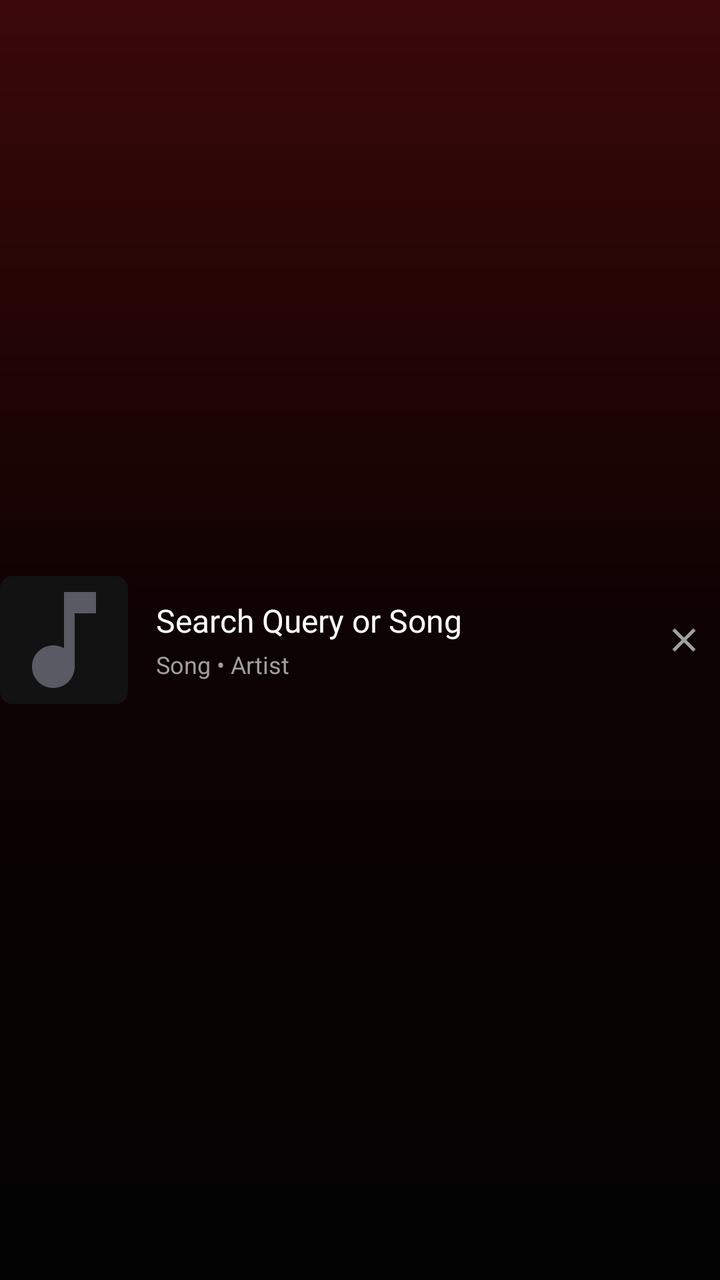
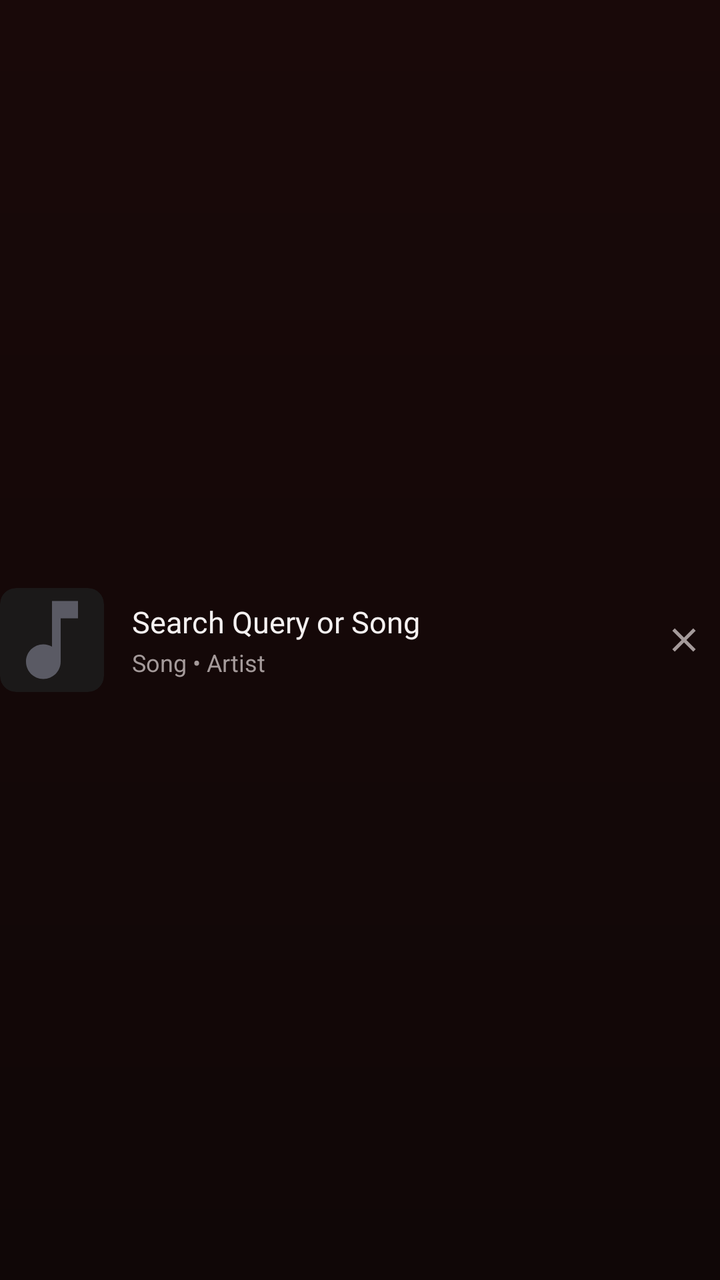

Screens rendered from an Android XML layout before and after an edit, with the pre-edit source and the edit as a unified diff.
<!-- AndroidManifest.xml: application theme Theme.BraveMusicPlayer -->
<!-- res/layout/item_recent_search_row.xml -->
<?xml version="1.0" encoding="utf-8"?>
<LinearLayout xmlns:android="http://schemas.android.com/apk/res/android"
    xmlns:app="http://schemas.android.com/apk/res-auto"
    android:layout_width="match_parent"
    android:layout_height="wrap_content"
    android:background="?android:attr/selectableItemBackground"
    android:gravity="center_vertical"
    android:orientation="horizontal"
    android:paddingTop="7dp"
    android:paddingBottom="7dp">

    
    <androidx.cardview.widget.CardView
        android:layout_width="64dp"
        android:layout_height="64dp"
        app:cardBackgroundColor="@color/surface_black"
        app:cardCornerRadius="6dp"
        app:cardElevation="0dp">

        <ImageView
            android:id="@+id/ivRecentSearchThumb"
            android:layout_width="match_parent"
            android:layout_height="match_parent"
            android:contentDescription="Search Thumbnail"
            android:scaleType="centerCrop"
            android:src="@drawable/ic_music_note" />
    </androidx.cardview.widget.CardView>

    
    <LinearLayout
        android:layout_width="0dp"
        android:layout_height="wrap_content"
        android:layout_marginStart="14dp"
        android:layout_marginEnd="8dp"
        android:layout_weight="1"
        android:orientation="vertical">

        <TextView
            android:id="@+id/tvRecentSearchTitle"
            android:layout_width="wrap_content"
            android:layout_height="wrap_content"
            android:ellipsize="end"
            android:fontFamily="@font/youtube_sans_bold_font"
            android:maxLines="1"
            android:text="Search Query or Song"
            android:textColor="@color/white_primary"
            android:textSize="16sp" />

        <TextView
            android:id="@+id/tvRecentSearchSubtitle"
            android:layout_width="wrap_content"
            android:layout_height="wrap_content"
            android:layout_marginTop="3dp"
            android:ellipsize="end"
            android:fontFamily="sans-serif"
            android:maxLines="1"
            android:text="Song • Artist"
            android:textColor="@color/muted_grey"
            android:textSize="12sp" />
    </LinearLayout>

    
    <ImageView
        android:id="@+id/btnRemoveRecentSearch"
        android:layout_width="36dp"
        android:layout_height="36dp"
        android:background="?android:attr/selectableItemBackgroundBorderless"
        android:contentDescription="Remove search entry"
        android:padding="8dp"
        android:src="@drawable/ic_close"
        app:tint="@color/muted_grey" />

</LinearLayout>
<!-- resources referenced by this layout -->
<resources>
  <color name="muted_grey">#9F9F9F</color>
  <color name="surface_black">#121212</color>
  <color name="white_primary">#FFFFFF</color>
  <!-- drawable ic_close (drawable) -->
  <vector xmlns:android="http://schemas.android.com/apk/res/android"
      android:width="24dp"
      android:height="24dp"
      android:viewportWidth="24"
      android:viewportHeight="24">
      <path
          android:fillColor="#FFFFFFFF"
          android:pathData="M19,6.41L17.59,5 12,10.59 6.41,5 5,6.41 10.59,12 5,17.59 6.41,19 12,13.41 17.59,19 19,17.59 13.41,12z"/>
  </vector>
  <!-- drawable ic_music_note (drawable) -->
  <vector xmlns:android="http://schemas.android.com/apk/res/android"
      android:width="24dp"
      android:height="24dp"
      android:viewportWidth="24"
      android:viewportHeight="24">
      <path
          android:fillColor="#5A5A64"
          android:pathData="M12,3v10.55c-0.59,-0.34 -1.27,-0.55 -2,-0.55 -2.21,0 -4,1.79 -4,4s1.79,4 4,4 4,-1.79 4,-4V7h4V3h-6z"/>
  </vector>
  <style name="Theme.BraveMusicPlayer" parent="Theme.MaterialComponents.DayNight.NoActionBar">
          <item name="colorPrimary">@color/youtube_red</item>
          <item name="colorPrimaryVariant">@color/surface_black</item>
          <item name="colorOnPrimary">@color/white_primary</item>
          <item name="colorSecondary">@color/youtube_red</item>
          <item name="colorSecondaryVariant">@color/youtube_red</item>
          <item name="colorOnSecondary">@color/white_primary</item>
          <item name="android:colorBackground">@color/deep_black</item>
          <item name="android:statusBarColor">@color/ytm_bg_top_glow</item>
          <item name="android:navigationBarColor">@color/surface_black</item>
          <item name="android:windowBackground">@drawable/bg_ytm_gradient</item>
          <item name="bottomSheetDialogTheme">@style/YtmBottomSheetDialogTheme</item>
      </style>
  <color name="youtube_red">#FF0000</color>
  <color name="deep_black">#030303</color>
  <color name="ytm_bg_top_glow">#3B0808</color>
  <!-- drawable bg_ytm_gradient (drawable) -->
  <?xml version="1.0" encoding="utf-8"?>
  <shape xmlns:android="http://schemas.android.com/apk/res/android"
      android:shape="rectangle">
      <gradient
          android:angle="270"
          android:startColor="@color/ytm_bg_top_glow"
          android:centerColor="@color/ytm_bg_middle"
          android:endColor="@color/ytm_bg_main"
          android:type="linear" />
  </shape>
  <style name="YtmBottomSheetDialogTheme" parent="Theme.Design.Light.BottomSheetDialog">
          <item name="bottomSheetStyle">@style/YtmBottomSheetStyle</item>
          <item name="android:windowIsFloating">false</item>
          <item name="android:navigationBarColor">@color/surface_black</item>
      </style>
  <color name="ytm_bg_middle">#0D0202</color>
  <color name="ytm_bg_main">#030303</color>
  <style name="YtmBottomSheetStyle" parent="Widget.Design.BottomSheet.Modal">
          <item name="android:background">@android:color/transparent</item>
      </style>
</resources>

<!-- the commit's change to res/layout/item_recent_search_row.xml (unified diff, before → after) -->
@@ -6,15 +6,15 @@
     android:background="?android:attr/selectableItemBackground"
     android:gravity="center_vertical"
     android:orientation="horizontal"
-    android:paddingTop="7dp"
-    android:paddingBottom="7dp">
+    android:paddingTop="8dp"
+    android:paddingBottom="8dp">
 
     
     <androidx.cardview.widget.CardView
-        android:layout_width="64dp"
-        android:layout_height="64dp"
-        app:cardBackgroundColor="@color/surface_black"
-        app:cardCornerRadius="6dp"
+        android:layout_width="52dp"
+        android:layout_height="52dp"
+        app:cardBackgroundColor="@color/surfaceCard"
+        app:cardCornerRadius="8dp"
         app:cardElevation="0dp">
 
         <ImageView
@@ -43,19 +43,19 @@
             android:fontFamily="@font/youtube_sans_bold_font"
             android:maxLines="1"
             android:text="Search Query or Song"
-            android:textColor="@color/white_primary"
-            android:textSize="16sp" />
+            android:textColor="@color/textPrimary"
+            android:textSize="15sp" />
 
         <TextView
             android:id="@+id/tvRecentSearchSubtitle"
             android:layout_width="wrap_content"
             android:layout_height="wrap_content"
-            android:layout_marginTop="3dp"
+            android:layout_marginTop="2dp"
             android:ellipsize="end"
             android:fontFamily="sans-serif"
             android:maxLines="1"
             android:text="Song • Artist"
-            android:textColor="@color/muted_grey"
+            android:textColor="@color/textSecondary"
             android:textSize="12sp" />
     </LinearLayout>
 
@@ -68,6 +68,6 @@
         android:contentDescription="Remove search entry"
         android:padding="8dp"
         android:src="@drawable/ic_close"
-        app:tint="@color/muted_grey" />
+        app:tint="@color/textSecondary" />
 
 </LinearLayout>
<!-- resource entries referenced after the edit -->
@@ -1,8 +1,8 @@
 <!-- resources referenced by this layout -->
 <resources>
-  <color name="muted_grey">#9F9F9F</color>
-  <color name="surface_black">#121212</color>
-  <color name="white_primary">#FFFFFF</color>
+  <color name="surfaceCard">#1B1919</color>
+  <color name="textPrimary">#F5F1F1</color>
+  <color name="textSecondary">#A49A9A</color>
   <!-- drawable ic_close (drawable) -->
   <vector xmlns:android="http://schemas.android.com/apk/res/android"
       android:width="24dp"
@@ -24,40 +24,38 @@
           android:pathData="M12,3v10.55c-0.59,-0.34 -1.27,-0.55 -2,-0.55 -2.21,0 -4,1.79 -4,4s1.79,4 4,4 4,-1.79 4,-4V7h4V3h-6z"/>
   </vector>
   <style name="Theme.BraveMusicPlayer" parent="Theme.MaterialComponents.DayNight.NoActionBar">
-          <item name="colorPrimary">@color/youtube_red</item>
-          <item name="colorPrimaryVariant">@color/surface_black</item>
-          <item name="colorOnPrimary">@color/white_primary</item>
-          <item name="colorSecondary">@color/youtube_red</item>
-          <item name="colorSecondaryVariant">@color/youtube_red</item>
-          <item name="colorOnSecondary">@color/white_primary</item>
-          <item name="android:colorBackground">@color/deep_black</item>
-          <item name="android:statusBarColor">@color/ytm_bg_top_glow</item>
-          <item name="android:navigationBarColor">@color/surface_black</item>
+          <item name="colorPrimary">@color/accentPrimary</item>
+          <item name="colorPrimaryVariant">@color/surfaceCard</item>
+          <item name="colorOnPrimary">@color/textPrimary</item>
+          <item name="colorSecondary">@color/accentPrimary</item>
+          <item name="colorSecondaryVariant">@color/accentPressed</item>
+          <item name="colorOnSecondary">@color/textPrimary</item>
+          <item name="android:colorBackground">@color/background</item>
+          <item name="android:statusBarColor">@color/background</item>
+          <item name="android:navigationBarColor">@color/background</item>
           <item name="android:windowBackground">@drawable/bg_ytm_gradient</item>
-          <item name="bottomSheetDialogTheme">@style/YtmBottomSheetDialogTheme</item>
+          <item name="bottomSheetDialogTheme">@style/MelodyBottomSheetDialogTheme</item>
       </style>
-  <color name="youtube_red">#FF0000</color>
-  <color name="deep_black">#030303</color>
-  <color name="ytm_bg_top_glow">#3B0808</color>
+  <color name="accentPrimary">#B8203A</color>
+  <color name="accentPressed">#8F1830</color>
+  <color name="background">#100707</color>
   <!-- drawable bg_ytm_gradient (drawable) -->
   <?xml version="1.0" encoding="utf-8"?>
   <shape xmlns:android="http://schemas.android.com/apk/res/android"
       android:shape="rectangle">
       <gradient
           android:angle="270"
-          android:startColor="@color/ytm_bg_top_glow"
-          android:centerColor="@color/ytm_bg_middle"
-          android:endColor="@color/ytm_bg_main"
+          android:startColor="@color/backgroundSecondary"
+          android:endColor="@color/background"
           android:type="linear" />
   </shape>
-  <style name="YtmBottomSheetDialogTheme" parent="Theme.Design.Light.BottomSheetDialog">
-          <item name="bottomSheetStyle">@style/YtmBottomSheetStyle</item>
+  <style name="MelodyBottomSheetDialogTheme" parent="Theme.Design.Light.BottomSheetDialog">
+          <item name="bottomSheetStyle">@style/MelodyBottomSheetStyle</item>
           <item name="android:windowIsFloating">false</item>
-          <item name="android:navigationBarColor">@color/surface_black</item>
+          <item name="android:navigationBarColor">@color/background</item>
       </style>
-  <color name="ytm_bg_middle">#0D0202</color>
-  <color name="ytm_bg_main">#030303</color>
-  <style name="YtmBottomSheetStyle" parent="Widget.Design.BottomSheet.Modal">
+  <color name="backgroundSecondary">#190909</color>
+  <style name="MelodyBottomSheetStyle" parent="Widget.Design.BottomSheet.Modal">
           <item name="android:background">@android:color/transparent</item>
       </style>
 </resources>
